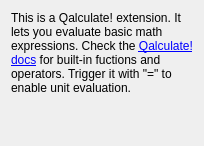
This is qalculate/src/configwidget.ui in albertlauncher/plugins as Qt 5 draws it before an edit. The edited form follows.
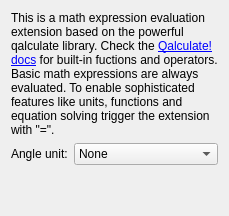
This is the edited form.

Commit message: [qalc] Add option "Angle unit"

Patch:
```diff
--- a/qalculate/src/configwidget.ui
+++ b/qalculate/src/configwidget.ui
@@ -6,7 +6,7 @@
    <item>
     <widget class="QLabel" name="label">
      <property name="text">
-      <string>&lt;html&gt;&lt;head/&gt;&lt;body&gt;&lt;p&gt;This is a Qalculate! extension. It lets you evaluate basic math expressions. Check the &lt;a href=&quot;https://qalculate.github.io/&quot;&gt;&lt;span style=&quot; text-decoration: underline; color:#0000ff;&quot;&gt;Qalculate! docs&lt;/span&gt;&lt;/a&gt; for built-in fuctions and operators. Trigger it with &amp;quot;=&amp;quot; to enable unit evaluation.&lt;/p&gt;&lt;/body&gt;&lt;/html&gt;</string>
+      <string>&lt;html&gt;&lt;head/&gt;&lt;body&gt;&lt;p&gt;This is a math expression evaluation extension based on the powerful qalculate library. Check the &lt;a href=&quot;https://qalculate.github.io/&quot;&gt;&lt;span style=&quot; text-decoration: underline; color:#0000ff;&quot;&gt;Qalculate! docs&lt;/span&gt;&lt;/a&gt; for built-in fuctions and operators. Basic math expressions are always evaluated. To enable sophisticated features like units, functions and equation solving trigger the extension with &amp;quot;=&amp;quot;.&lt;/p&gt;&lt;/body&gt;&lt;/html&gt;</string>
      </property>
      <property name="wordWrap">
       <bool>true</bool>
@@ -16,6 +16,41 @@
      </property>
     </widget>
    </item>
+   <item>
+    <layout class="QFormLayout" name="formLayout">
+     <item row="0" column="0">
+      <widget class="QLabel" name="angleUnitLabel">
+       <property name="text">
+        <string>Angle unit:</string>
+       </property>
+      </widget>
+     </item>
+     <item row="0" column="1">
+      <widget class="QComboBox" name="angleUnitComboBox">
+       <item>
+        <property name="text">
+         <string>None</string>
+        </property>
+       </item>
+       <item>
+        <property name="text">
+         <string>Radian</string>
+        </property>
+       </item>
+       <item>
+        <property name="text">
+         <string>Degree</string>
+        </property>
+       </item>
+       <item>
+        <property name="text">
+         <string>Gradian</string>
+        </property>
+       </item>
+      </widget>
+     </item>
+    </layout>
+   </item>
    <item>
     <spacer name="verticalSpacer">
      <property name="orientation">
```
The commit also changes 1 other file.
